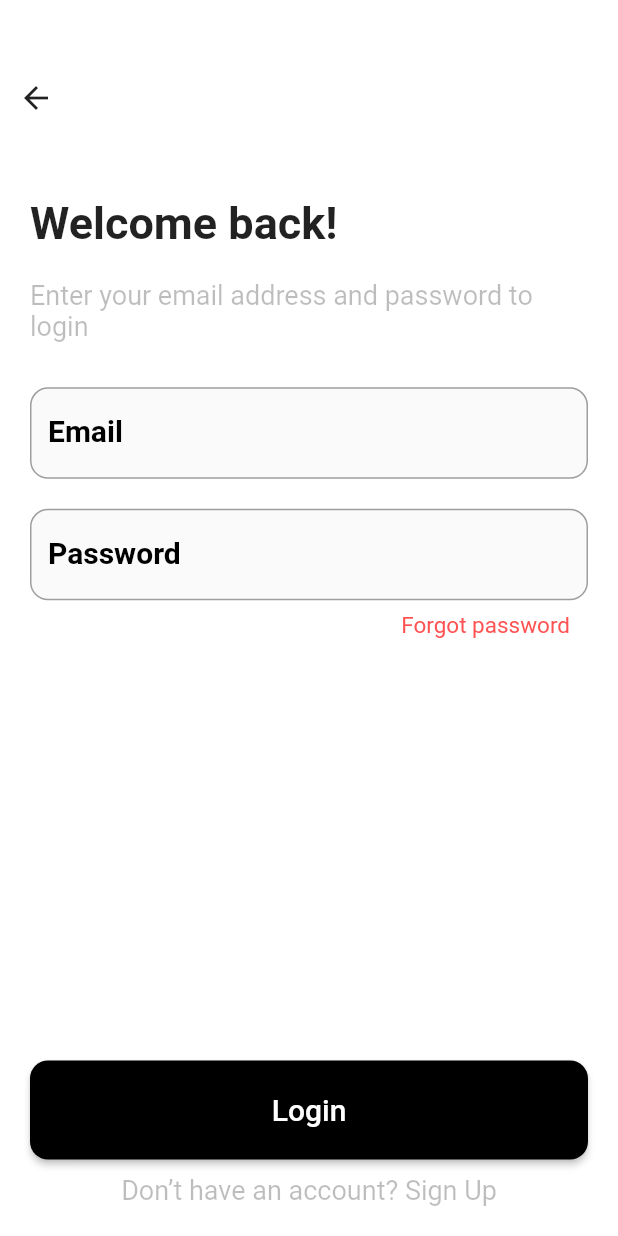
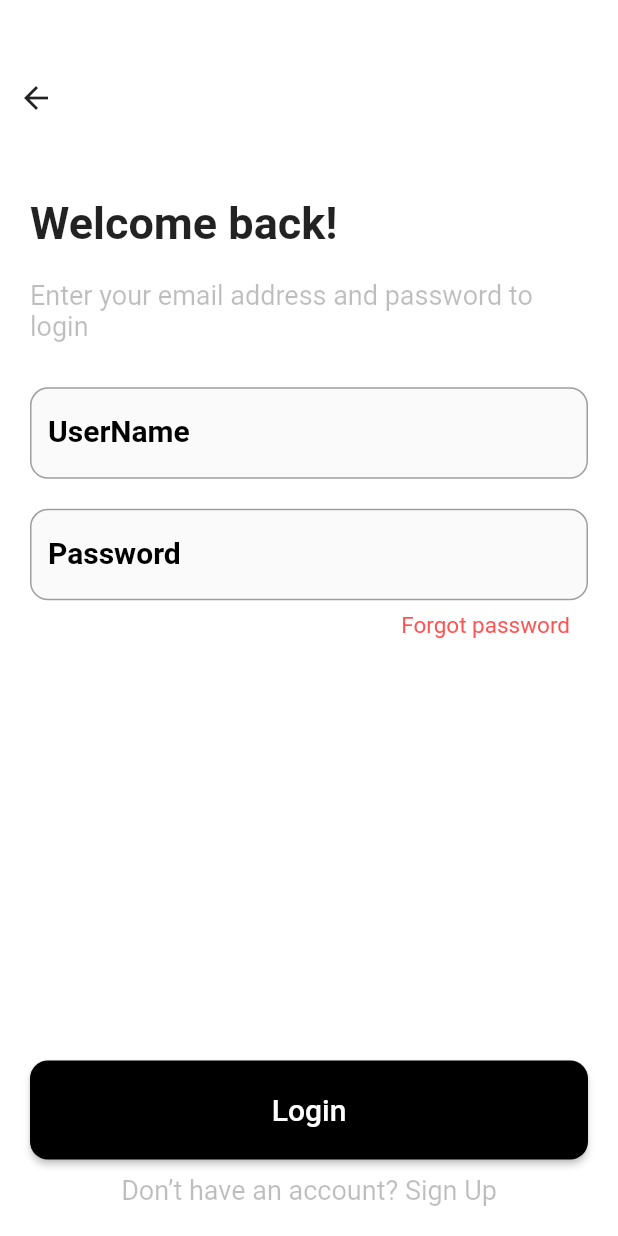
Before and after one commit to 1JavaEEGroup1/Algernon, a Flutter app: the screen it shows after launch, after a tap on "Continue with Email", on a phone screen of 412 x 824 dp. Run offline on Flutter 3.47's test engine with Material 2 defaults, Android fonts, the phone set to English and light mode, and no system bars; our stand-ins replace dio, flutter_styled_toast, shared_preferences; network calls fail.

Commit message:
userdata stored

```diff
--- a/lib/configuration.dart
+++ b/lib/configuration.dart
@@ -5,7 +5,7 @@ class Strings {
 
   static String email = "Email";
   static String password = "Password";
-  static String name = "Name";
+  static String name = "UserName";
   static String login = "Login";
 
   static String tag1 = "Popular";
--- a/lib/ui/loginScreen.dart
+++ b/lib/ui/loginScreen.dart
@@ -69,13 +69,13 @@ class _LoginScreenState extends State<LoginScreen> {
         // Email
         TextField(
           decoration: InputDecoration(
-            labelText: Strings.email,
+            labelText: Strings.name,
               labelStyle: const TextStyle(
                 color: Colors.black,
                 fontSize: 20,
                 fontWeight: FontWeight.bold
               ),
-            hintText: "Your email address",
+            hintText: "Your username",
             hintStyle: const TextStyle(
                 color: Colors.black26,
                 fontSize: 18,
@@ -97,7 +97,7 @@ class _LoginScreenState extends State<LoginScreen> {
               )),
           ),
           keyboardType: TextInputType.emailAddress,
-          controller: _userEmail
+          controller: _userName
         ),
         const SizedBox(height: 20,),
         //Password
```
Also changed, not shown: lib/data/db/dbCenter.dart (+6 -3 lines), lib/ui/drawerScreen.dart (+23 -6 lines).
